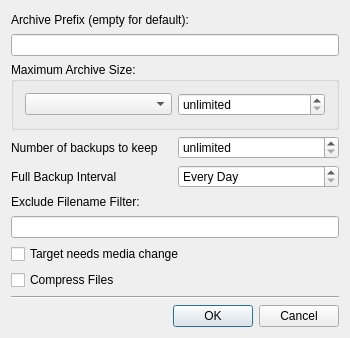
This is src/SettingsDialog.ui in KDE/kbackup as Qt 5 draws it before an edit. The edited form follows.
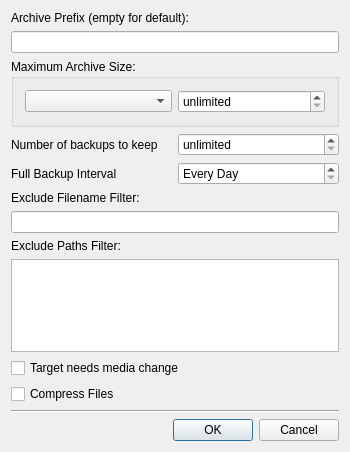
This is the edited form.

Commit message: add dir filters

The edit to the form file:
```diff
--- a/src/SettingsDialog.ui
+++ b/src/SettingsDialog.ui
@@ -9,7 +9,7 @@
     <x>0</x>
     <y>0</y>
     <width>350</width>
-    <height>338</height>
+    <height>452</height>
    </rect>
   </property>
   <property name="windowTitle">
@@ -114,7 +114,7 @@
      </item>
     </layout>
    </item>
-   <item row="6" column="0">
+   <item row="8" column="0">
     <widget class="QCheckBox" name="mediaNeedsChange">
      <property name="toolTip">
       <string>Uncheck if you want to avoid a confirmation dialog to change the medium when a slice was finished</string>
@@ -124,7 +124,7 @@
      </property>
     </widget>
    </item>
-   <item row="7" column="0">
+   <item row="9" column="0">
     <widget class="QCheckBox" name="compressFiles">
      <property name="toolTip">
       <string>Uncheck if you want to avoid compressing files at all</string>
@@ -134,7 +134,7 @@
      </property>
     </widget>
    </item>
-   <item row="8" column="0">
+   <item row="10" column="0">
     <widget class="QFrame" name="frame3">
      <property name="sizePolicy">
       <sizepolicy hsizetype="Preferred" vsizetype="Fixed">
@@ -150,7 +150,7 @@
      </property>
     </widget>
    </item>
-   <item row="9" column="0">
+   <item row="11" column="0">
     <layout class="QHBoxLayout">
      <item>
       <spacer name="spacer5">
@@ -198,6 +198,20 @@
      </property>
     </widget>
    </item>
+   <item row="7" column="0">
+    <widget class="QPlainTextEdit" name="dirFilter">
+     <property name="toolTip">
+      <string>&lt;html&gt;&lt;head/&gt;&lt;body&gt;&lt;p&gt;Defines a list of absolute path patterns which are used to filter complete directories,&lt;br/&gt;e.g. /home/*/.mozilla/*/Cache&lt;/p&gt;&lt;/body&gt;&lt;/html&gt;</string>
+     </property>
+    </widget>
+   </item>
+   <item row="6" column="0">
+    <widget class="QLabel" name="label_4">
+     <property name="text">
+      <string>Exclude Paths Filter:</string>
+     </property>
+    </widget>
+   </item>
   </layout>
  </widget>
  <layoutdefault spacing="6" margin="11"/>
```
The commit also changes 20 other files.
